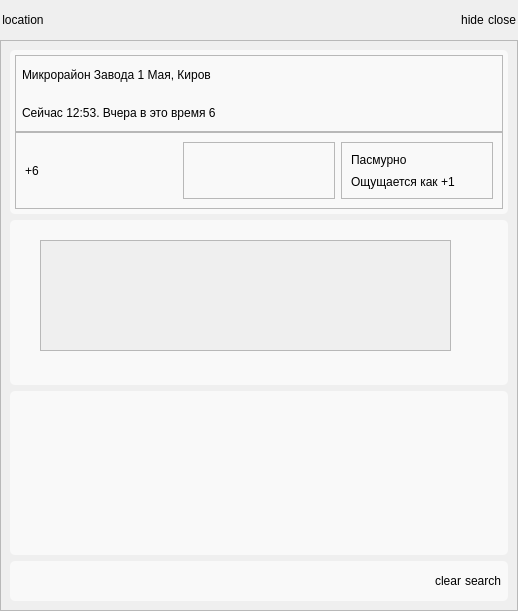
This is path/interface.ui in bigidulka/Weather as Qt 5 draws it before an edit. The edited form follows.
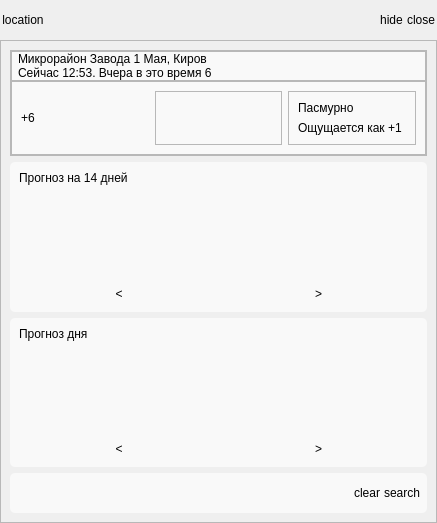
This is the edited form.

Commit message: fixed the interface, back

Diff of the .ui file:
```diff
--- a/path/interface.ui
+++ b/path/interface.ui
@@ -6,8 +6,8 @@
    <rect>
     <x>0</x>
     <y>0</y>
-    <width>518</width>
-    <height>611</height>
+    <width>437</width>
+    <height>523</height>
    </rect>
   </property>
   <property name="windowTitle">
@@ -169,13 +169,32 @@
        <item>
         <widget class="QWidget" name="main" native="true">
          <property name="styleSheet">
-          <string notr="true">
-#basicInfo, #forecast, #hourly_forecast {
+          <string notr="true">#today, #hourly_forecast, #daily_forecast {
   color: #333;
   background-color: rgb(249, 249, 249);
   border-radius: 5px;
   padding: 5px
-}</string>
+}
+
+QScrollArea {
+                background-color: #ffffff;
+                border: none;
+}
+
+#daily_scrollAreaCont, #hourly_scrollAreaCont {
+background-color: rgb(249, 249, 249);
+}
+
+QScrollArea QFrame {
+    background-color: rgba(255, 255, 255, 0.0);
+}
+
+QScrollArea QFrame:hover {
+    background-color: rgba(200, 200, 200, 0.3);
+}
+
+
+</string>
          </property>
          <layout class="QVBoxLayout" name="verticalLayout_3">
           <property name="spacing">
@@ -347,46 +366,148 @@
            </widget>
           </item>
           <item>
-           <widget class="QWidget" name="forecast" native="true">
-            <widget class="QScrollArea" name="scrollArea">
+           <widget class="QWidget" name="daily_forecast" native="true">
+            <layout class="QVBoxLayout" name="verticalLayout_8">
+             <item>
+              <widget class="QLabel" name="prognoz14">
+               <property name="text">
+                <string>Прогноз на 14 дней</string>
+               </property>
+              </widget>
+             </item>
+             <item>
+              <widget class="QScrollArea" name="daily_scrollArea">
+               <property name="minimumSize">
+                <size>
+                 <width>0</width>
+                 <height>0</height>
+                </size>
+               </property>
+               <property name="verticalScrollBarPolicy">
+                <enum>Qt::ScrollBarAlwaysOff</enum>
+               </property>
+               <property name="horizontalScrollBarPolicy">
+                <enum>Qt::ScrollBarAlwaysOff</enum>
+               </property>
+               <property name="sizeAdjustPolicy">
+                <enum>QAbstractScrollArea::AdjustToContents</enum>
+               </property>
+               <property name="widgetResizable">
+                <bool>true</bool>
+               </property>
+               <widget class="QWidget" name="daily_scrollAreaCont">
              <property name="geometry">
               <rect>
-               <x>30</x>
-               <y>20</y>
-               <width>411</width>
-               <height>111</height>
+                  <x>0</x>
+                  <y>0</y>
+                  <width>399</width>
+                  <height>90</height>
               </rect>
              </property>
              <property name="sizePolicy">
-              <sizepolicy hsizetype="Expanding" vsizetype="Expanding">
+                 <sizepolicy hsizetype="Preferred" vsizetype="Preferred">
                <horstretch>0</horstretch>
                <verstretch>0</verstretch>
               </sizepolicy>
              </property>
+                <property name="styleSheet">
+                 <string notr="true"/>
+                </property>
+               </widget>
+              </widget>
+             </item>
+             <item>
+              <layout class="QHBoxLayout" name="buttons_dfor">
+               <property name="spacing">
+                <number>0</number>
+               </property>
+               <item>
+                <widget class="QPushButton" name="pushButton_2">
+                 <property name="text">
+                  <string>&lt;</string>
+                 </property>
+                </widget>
+               </item>
+               <item>
+                <widget class="QPushButton" name="pushButton">
+                 <property name="text">
+                  <string>&gt;</string>
+                 </property>
+                </widget>
+               </item>
+              </layout>
+             </item>
+            </layout>
+           </widget>
+          </item>
+          <item>
+           <widget class="QWidget" name="hourly_forecast" native="true">
+            <layout class="QVBoxLayout" name="verticalLayout_9">
+             <item>
+              <widget class="QLabel" name="prognozDn">
+               <property name="text">
+                <string>Прогноз дня</string>
+               </property>
+              </widget>
+             </item>
+             <item>
+              <widget class="QScrollArea" name="hourly_scrollArea">
+               <property name="verticalScrollBarPolicy">
+                <enum>Qt::ScrollBarAlwaysOff</enum>
+               </property>
+               <property name="horizontalScrollBarPolicy">
+                <enum>Qt::ScrollBarAlwaysOff</enum>
+               </property>
+               <property name="sizeAdjustPolicy">
+                <enum>QAbstractScrollArea::AdjustToContents</enum>
+               </property>
              <property name="widgetResizable">
               <bool>true</bool>
              </property>
-             <widget class="QWidget" name="scrollAreaWidgetContents">
+               <widget class="QWidget" name="hourly_scrollAreaCont">
               <property name="geometry">
                <rect>
                 <x>0</x>
                 <y>0</y>
-                <width>409</width>
-                <height>109</height>
-               </rect>
-              </property>
-             </widget>
-            </widget>
+                  <width>399</width>
+                  <height>89</height>
+                 </rect>
+                </property>
+                <property name="styleSheet">
+                 <string notr="true"/>
+                </property>
+               </widget>
+              </widget>
+             </item>
+             <item>
+              <layout class="QHBoxLayout" name="buttons_hfor">
+               <property name="spacing">
+                <number>0</number>
+               </property>
+               <item>
+                <widget class="QPushButton" name="pushButton_4">
+                 <property name="text">
+                  <string>&lt;</string>
+                 </property>
            </widget>
           </item>
           <item>
-           <widget class="QWidget" name="hourly_forecast" native="true"/>
-          </item>
-         </layout>
-        </widget>
-       </item>
+                <widget class="QPushButton" name="pushButton_3">
+                 <property name="text">
+                  <string>&gt;</string>
+                 </property>
+                </widget>
+               </item>
+              </layout>
+             </item>
+            </layout>
+           </widget>
+          </item>
+         </layout>
+        </widget>
+       </item>
        <item>
-        <widget class="QFrame" name="frame">
+        <widget class="QFrame" name="searhPanel">
          <property name="sizePolicy">
           <sizepolicy hsizetype="Expanding" vsizetype="Expanding">
            <horstretch>0</horstretch>
@@ -401,7 +522,7 @@
          </property>
          <property name="styleSheet">
           <string notr="true">/* Стиль для элемента с классом &quot;example&quot; */
-#frame {
+#searhPanel {
 
   color: #333;
   background-color: rgb(249, 249, 249);
@@ -410,7 +531,7 @@
 }
 
 /* Стиль для элемента с классом &quot;example&quot; при наведении мыши на него */
-#frame:hover {
+#searhPanel:hover {
   background-color: rgba(200, 200, 200, 0.3);
   border: 1px solid #aaa;
 }
```
Lines whose indentation alone changed are shown as unchanged. The commit also changes 8 other files.
